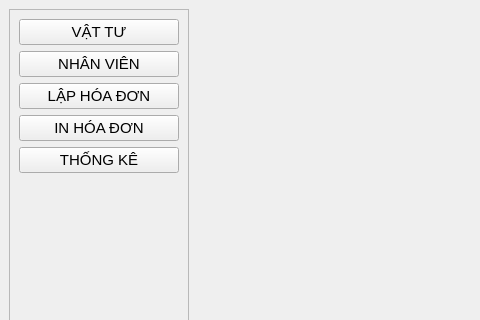
Above: mainwindow.ui from MinhKhang-ti/QuanLyVatTu before the change; both pictures show x 0 to 480 and y 0 to 320 of the 900 by 600 pixel window. Below: the same form after it.
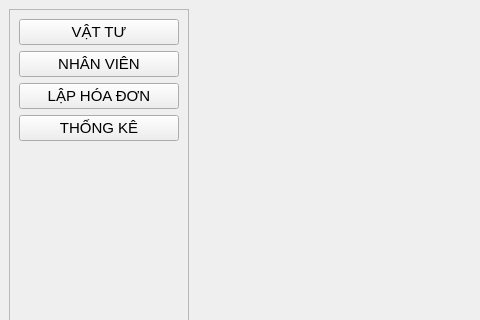
That is the form after the change.

Commit message: xoa button inHD

```diff
--- a/mainwindow.ui
+++ b/mainwindow.ui
@@ -62,13 +62,6 @@
          </property>
         </widget>
        </item>
-       <item>
-        <widget class="QPushButton" name="bntInHoaDon">
-         <property name="text">
-          <string>IN HÓA ĐƠN</string>
-         </property>
-        </widget>
-       </item>
        <item>
         <widget class="QPushButton" name="btnThongKe">
          <property name="text">
```
